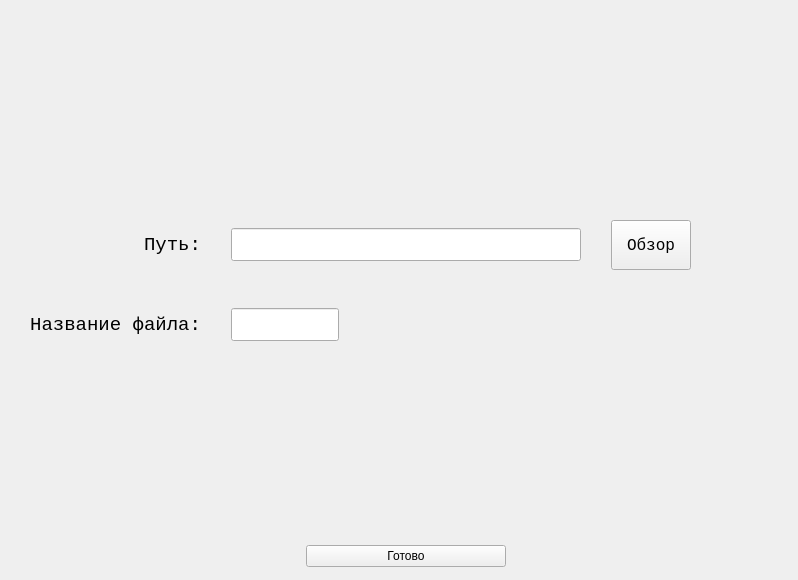
Above: path.ui from k1kate/genjson before the change. Below: the same form after it.
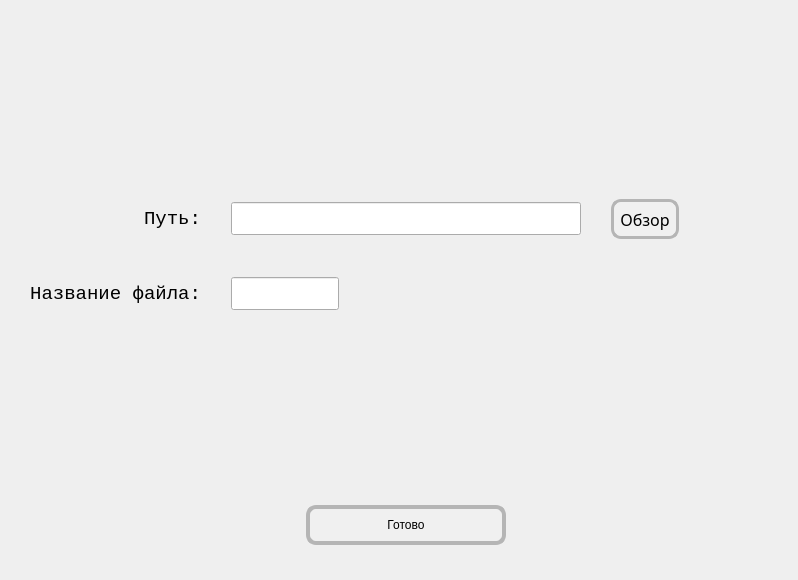
That is the form after the change.

```diff
--- a/path.ui
+++ b/path.ui
@@ -35,17 +35,17 @@
    <property name="geometry">
     <rect>
      <x>30</x>
-     <y>220</y>
+     <y>190</y>
      <width>752</width>
-     <height>347</height>
+     <height>366</height>
     </rect>
    </property>
    <layout class="QVBoxLayout" name="verticalLayout">
     <property name="spacing">
-     <number>188</number>
+     <number>170</number>
     </property>
     <item>
-     <layout class="QGridLayout" name="gridLayout" columnstretch="0,0,0" columnminimumwidth="0,0,0">
+     <layout class="QGridLayout" name="gridLayout" columnstretch="0,0,0">
       <property name="bottomMargin">
        <number>16</number>
       </property>
@@ -55,28 +55,6 @@
       <property name="verticalSpacing">
        <number>38</number>
       </property>
-      <item row="0" column="0" alignment="Qt::AlignRight">
-       <widget class="QLabel" name="label">
-        <property name="sizePolicy">
-         <sizepolicy hsizetype="Fixed" vsizetype="Preferred">
-          <horstretch>0</horstretch>
-          <verstretch>0</verstretch>
-         </sizepolicy>
-        </property>
-        <property name="font">
-         <font>
-          <family>Consolas</family>
-          <pointsize>14</pointsize>
-         </font>
-        </property>
-        <property name="styleSheet">
-         <string notr="true"/>
-        </property>
-        <property name="text">
-         <string>Путь:</string>
-        </property>
-       </widget>
-      </item>
       <item row="1" column="0">
        <widget class="QLabel" name="label_2">
         <property name="font">
@@ -99,6 +77,28 @@
         </property>
        </widget>
       </item>
+      <item row="0" column="0" alignment="Qt::AlignRight">
+       <widget class="QLabel" name="label">
+        <property name="sizePolicy">
+         <sizepolicy hsizetype="Fixed" vsizetype="Preferred">
+          <horstretch>0</horstretch>
+          <verstretch>0</verstretch>
+         </sizepolicy>
+        </property>
+        <property name="font">
+         <font>
+          <family>Consolas</family>
+          <pointsize>14</pointsize>
+         </font>
+        </property>
+        <property name="styleSheet">
+         <string notr="true"/>
+        </property>
+        <property name="text">
+         <string>Путь:</string>
+        </property>
+       </widget>
+      </item>
       <item row="0" column="2" alignment="Qt::AlignLeft">
        <widget class="QPushButton" name="pb_browse">
         <property name="sizePolicy">
@@ -107,9 +107,21 @@
           <verstretch>0</verstretch>
          </sizepolicy>
         </property>
+        <property name="minimumSize">
+         <size>
+          <width>0</width>
+          <height>20</height>
+         </size>
+        </property>
+        <property name="maximumSize">
+         <size>
+          <width>16777215</width>
+          <height>40</height>
+         </size>
+        </property>
         <property name="font">
          <font>
-          <family>Consolas</family>
+          <family>Consolas 12</family>
           <pointsize>12</pointsize>
           <weight>50</weight>
           <italic>false</italic>
@@ -117,38 +129,26 @@
          </font>
         </property>
         <property name="styleSheet">
-         <string notr="true">font: 12pt &quot;Consolas&quot;;</string>
+         <string notr="true">QPushButton {
+        background-color: #F0F0F0;
+		border: 3px solid #B5B5B5; 
+		border-radius: 10px; 
+		padding: 6px;
+		font: 12pt &quot;Consolas&quot; bold;
+	
+    }
+    QPushButton:hover {
+        background-color: #DADADA;
+    }
+    QPushButton:pressed {
+        background-color: #919191;
+    }</string>
         </property>
         <property name="text">
          <string>Обзор</string>
         </property>
        </widget>
       </item>
-      <item row="1" column="1">
-       <widget class="QLineEdit" name="le_filename">
-        <property name="sizePolicy">
-         <sizepolicy hsizetype="Fixed" vsizetype="Maximum">
-          <horstretch>0</horstretch>
-          <verstretch>0</verstretch>
-         </sizepolicy>
-        </property>
-        <property name="minimumSize">
-         <size>
-          <width>0</width>
-          <height>33</height>
-         </size>
-        </property>
-        <property name="maximumSize">
-         <size>
-          <width>16777215</width>
-          <height>33</height>
-         </size>
-        </property>
-        <property name="styleSheet">
-         <string notr="true">font: 10pt &quot;Consolas&quot;;</string>
-        </property>
-       </widget>
-      </item>
       <item row="0" column="1" alignment="Qt::AlignHCenter|Qt::AlignVCenter">
        <widget class="QLineEdit" name="le_path">
         <property name="sizePolicy">
@@ -183,6 +183,31 @@
         </property>
        </widget>
       </item>
+      <item row="1" column="1">
+       <widget class="QLineEdit" name="le_filename">
+        <property name="sizePolicy">
+         <sizepolicy hsizetype="Fixed" vsizetype="Maximum">
+          <horstretch>0</horstretch>
+          <verstretch>0</verstretch>
+         </sizepolicy>
+        </property>
+        <property name="minimumSize">
+         <size>
+          <width>0</width>
+          <height>33</height>
+         </size>
+        </property>
+        <property name="maximumSize">
+         <size>
+          <width>16777215</width>
+          <height>33</height>
+         </size>
+        </property>
+        <property name="styleSheet">
+         <string notr="true">font: 10pt &quot;Consolas&quot;;</string>
+        </property>
+       </widget>
+      </item>
      </layout>
     </item>
     <item alignment="Qt::AlignHCenter">
@@ -202,11 +227,24 @@
       <property name="maximumSize">
        <size>
         <width>200</width>
-        <height>16777215</height>
+        <height>40</height>
        </size>
       </property>
       <property name="styleSheet">
-       <string notr="true">font: 14pt &quot;Consolas&quot;;</string>
+       <string notr="true">QPushButton {
+        background-color: #F0F0F0;
+		border: 4px solid #B5B5B5; 
+		border-radius: 10px; 
+		padding: 6px;
+		font: 14pt &quot;Consolas&quot; bold;
+	
+    }
+    QPushButton:hover {
+        background-color: #DADADA;
+    }
+    QPushButton:pressed {
+        background-color: #919191;
+    }</string>
       </property>
       <property name="text">
        <string>Готово</string>
```
